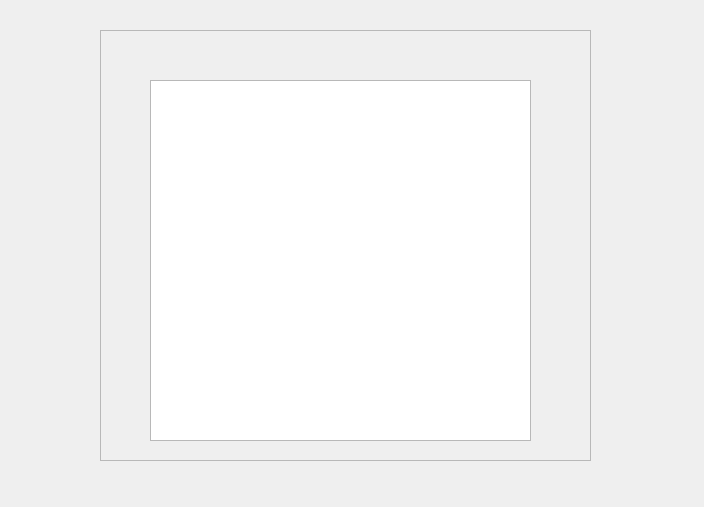
This is WidgetPFD.ui in omarmedj98/qt-garmin as Qt 5 draws it before an edit. The edited form follows.
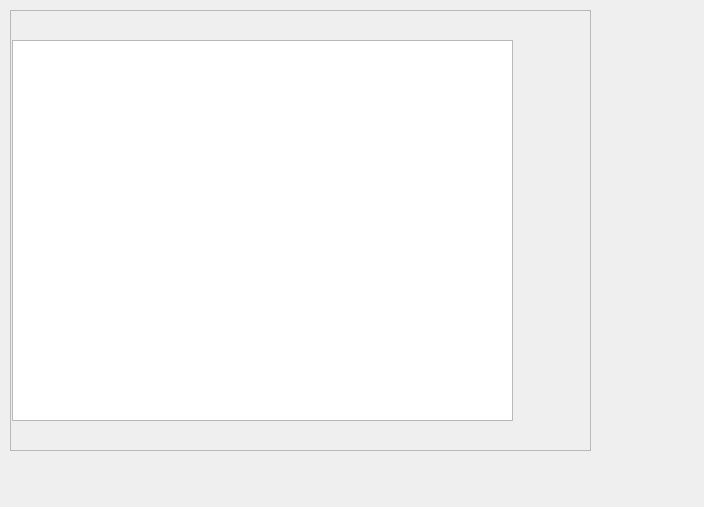
This is the edited form. Custom widgets are drawn as their Qt base class.

The edit to the form file:
```diff
--- a/WidgetPFD.ui
+++ b/WidgetPFD.ui
@@ -16,10 +16,10 @@
   <widget class="QFrame" name="framePFD">
    <property name="geometry">
     <rect>
-     <x>100</x>
-     <y>30</y>
-     <width>491</width>
-     <height>431</height>
+     <x>10</x>
+     <y>10</y>
+     <width>581</width>
+     <height>441</height>
     </rect>
    </property>
    <property name="frameShape">
@@ -31,10 +31,10 @@
    <widget class="qfi_PFD" name="graphicsPFD">
     <property name="geometry">
      <rect>
-      <x>50</x>
-      <y>50</y>
-      <width>381</width>
-      <height>361</height>
+      <x>2</x>
+      <y>30</y>
+      <width>501</width>
+      <height>381</height>
      </rect>
     </property>
    </widget>
```
